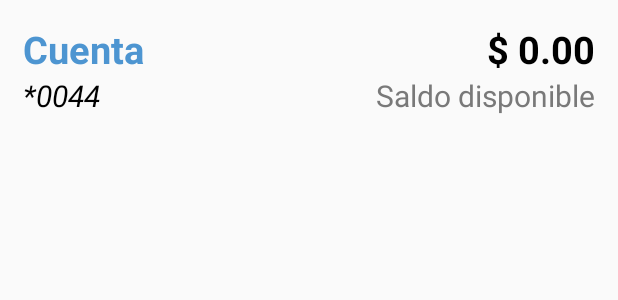
After one commit to JavierSLX/HackathonBBVA2021, an Android app: the layout account_card.xml on its own in the app's theme, with its tools: preview values and no code run, on a phone screen of 412 x 824 dp. The commit adds this screen. Shown: the top 300 px of the screen. Run offline under Robolectric (Android 15) with nearby library versions, the phone set to English and light mode, and no system bars; network calls fail.

Commit message:
Activity cuentas

```diff
--- a/Front/app/src/main/java/com/example/appsec/MainActivity.java
+++ b/Front/app/src/main/java/com/example/appsec/MainActivity.java
@@ -52,7 +52,7 @@ public class MainActivity extends AppCompatActivity
             progressBar.setVisibility(View.VISIBLE);
 
             //Manda llamar la API de acceso
-            UserDAO.getInstance().getUserCredentialID(MainActivity.this, 1, edtPass.getText().toString(), new Request.OnResultElementListener<Integer>()
+            UserDAO.getInstance().getUserCredentialID(MainActivity.this,1, edtPass.getText().toString(), new Request.OnResultElementListener<Integer>()
             {
                 @Override
                 public void onSucess(Integer response)
@@ -63,6 +63,7 @@ public class MainActivity extends AppCompatActivity
                         //Manda a la siguiente actividad si el logeo se logra
                         Intent intent = new Intent(MainActivity.this, AccountActivity.class);
                         intent.putExtra("ID", 1);
+                        intent.putExtra("nombre", txtUser.getText().toString());
                         startActivity(intent);
                     }
                     else
@@ -87,7 +88,7 @@ public class MainActivity extends AppCompatActivity
     {
         progressBar.setVisibility(View.VISIBLE);
 
-        UserDAO.getInstance().getUser(this, 1, new Request.OnResultElementListener<User>(){
+        UserDAO.getInstance().getUser(MainActivity.this, 1, new Request.OnResultElementListener<User>(){
             @Override
             public void onSucess(User response)
             {
--- /dev/null
+++ b/Front/app/src/main/res/layout/account_card.xml
@@ -0,0 +1,58 @@
+<?xml version="1.0" encoding="utf-8"?>
+<RelativeLayout xmlns:android="http://schemas.android.com/apk/res/android"
+    android:layout_width="match_parent"
+    android:layout_height="wrap_content"
+    android:padding="15dp">
+
+        <RelativeLayout
+            android:id="@+id/ltSuperior"
+            android:layout_width="match_parent"
+            android:layout_height="wrap_content">
+
+            <TextView
+                android:layout_width="wrap_content"
+                android:layout_height="wrap_content"
+                android:text="Cuenta"
+                android:textSize="25sp"
+                android:textStyle="bold"
+                android:textColor="#4D95D1"
+                android:layout_alignParentLeft="true"/>
+
+            <TextView
+                android:id="@+id/txtSaldo"
+                android:layout_width="wrap_content"
+                android:layout_height="wrap_content"
+                android:layout_alignParentRight="true"
+                android:text="$ 0.00"
+                android:textSize="25sp"
+                android:textStyle="bold"
+                android:textColor="@android:color/black"/>
+
+        </RelativeLayout>
+        <RelativeLayout
+            android:id="@+id/ltInferior"
+            android:layout_width="match_parent"
+            android:layout_height="wrap_content"
+            android:layout_below="@+id/ltSuperior">
+
+            <TextView
+                android:id="@+id/txtCuenta"
+                android:layout_width="wrap_content"
+                android:layout_height="wrap_content"
+                android:text="*0044"
+                android:textSize="20sp"
+                android:textStyle="italic"
+                android:textColor="@android:color/black"
+                android:layout_alignParentLeft="true"/>
+
+            <TextView
+                android:layout_width="wrap_content"
+                android:layout_height="wrap_content"
+                android:layout_alignParentRight="true"
+                android:text="Saldo disponible"
+                android:textSize="20sp"
+                android:textColor="#797979"/>
+
+        </RelativeLayout>
+
+</RelativeLayout>
```
Also changed, not shown: Front/app/src/main/java/com/example/appsec/AccountActivity.java (+55 -0 lines), Front/app/src/main/java/com/example/appsec/controller/AdapterAccount.java (added, +63 -0 lines), Front/app/src/main/java/com/example/appsec/controller/UserDAO.java (+43 -0 lines), Front/app/src/main/java/com/example/appsec/model/Account.java (added, +91 -0 lines), Front/app/src/main/res/layout/activity_account.xml (+15 -5 lines), 4 other files.
